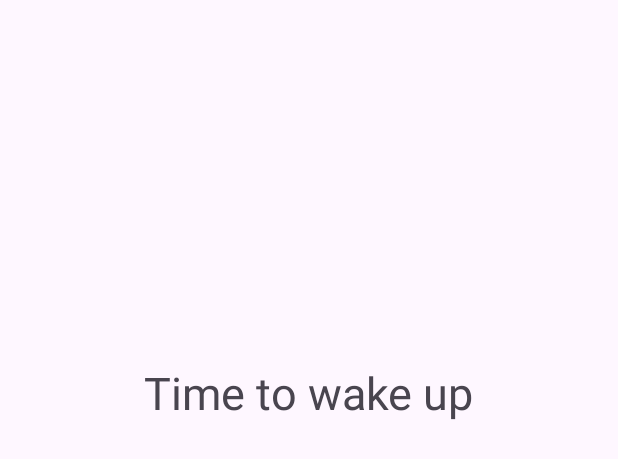
After one commit to krirk-n/Oyasumi, an Android app: the layout alarm_notification_layout.xml on its own in the app's theme, with its tools: preview values and no code run, on a phone screen of 412 x 824 dp. The commit adds this screen. Shown: the top 459 px of the screen. Run offline under Robolectric (Android 15) with nearby library versions, the phone set to English and light mode, and no system bars.

Commit message:
Adding AlarmHelper.java and AlarmReciever.java

```diff
--- a/app/src/main/java/com/cs407/oyasumi/AlarmActivity.java
+++ b/app/src/main/java/com/cs407/oyasumi/AlarmActivity.java
@@ -69,7 +69,7 @@ public class AlarmActivity extends AppCompatActivity {
         AlarmHelper.getInstance().createNotificationChannel(this);
 
         AlarmHelper.getInstance().setCalendar(hour, minute);
-        Log.i("info", "MainActivity: setting alarm for: "  + AlarmHelper.getInstance().getTime());
+        Log.i("info", "AlarmActivity: setting alarm for: "  + AlarmHelper.getInstance().getTime());
 
         //set up the alarm notification using alarm manager
         Intent intentForReceiver = new Intent(this, AlarmReceiver.class);
--- /dev/null
+++ b/app/src/main/res/layout/alarm_notification_layout.xml
@@ -0,0 +1,18 @@
+<?xml version="1.0" encoding="utf-8"?>
+<androidx.constraintlayout.widget.ConstraintLayout xmlns:android="http://schemas.android.com/apk/res/android"
+    xmlns:app="http://schemas.android.com/apk/res-auto"
+    xmlns:tools="http://schemas.android.com/tools"
+    android:layout_width="match_parent"
+    android:layout_height="match_parent">
+
+    <TextView
+        android:id="@+id/textView"
+        android:layout_width="wrap_content"
+        android:layout_height="wrap_content"
+        android:layout_marginTop="241dp"
+        android:text="Time to wake up"
+        android:textSize="30sp"
+        app:layout_constraintEnd_toEndOf="parent"
+        app:layout_constraintStart_toStartOf="parent"
+        app:layout_constraintTop_toTopOf="parent" />
+</androidx.constraintlayout.widget.ConstraintLayout>
```
Also changed, not shown: app/src/main/java/com/cs407/oyasumi/AlarmHelper.java (added, +95 -0 lines), app/src/main/java/com/cs407/oyasumi/AlarmReceiver.java (added, +17 -0 lines).
